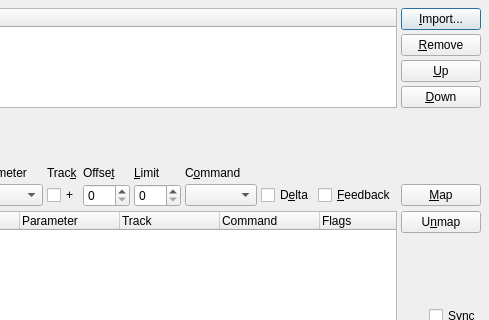
Before: the Qt Designer form src/qtractorMidiControlForm.ui in rncbc/qtractor, drawn with Qt 5; both pictures show x 189 to 678 and y 0 to 320 of the 678 by 480 pixel window.
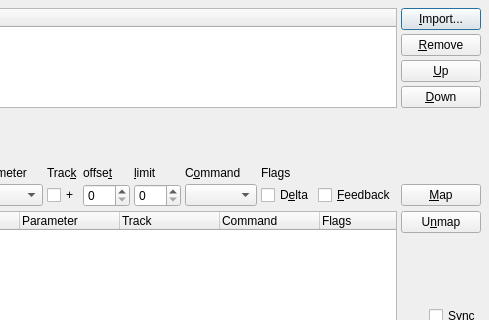
After: the same form once the commit is applied. Icons and pictures are not drawn.

Commit message: - [midicontrolx] Added delta aka. momentary/encoded support to generic MIDI Controllers operation process.

The edit to the form file:
```diff
--- a/src/qtractorMidiControlForm.ui
+++ b/src/qtractorMidiControlForm.ui
@@ -173,7 +173,7 @@
    <item row="4" column="4">
     <widget class="QLabel" name="TrackOffsetLabel">
      <property name="text">
-      <string>Offse&amp;t</string>
+      <string>offse&amp;t</string>
      </property>
      <property name="alignment">
       <set>Qt::AlignBottom|Qt::AlignLeading|Qt::AlignLeft</set>
@@ -186,7 +186,7 @@
    <item row="4" column="5">
     <widget class="QLabel" name="TrackLimitLabel">
      <property name="text">
-      <string>&amp;Limit</string>
+      <string>&amp;limit</string>
      </property>
      <property name="alignment">
       <set>Qt::AlignBottom|Qt::AlignLeading|Qt::AlignLeft</set>
@@ -210,17 +210,14 @@
     </widget>
    </item>
    <item row="4" column="7" colspan="2">
-    <spacer>
-     <property name="orientation">
-      <enum>Qt::Horizontal</enum>
+    <widget class="QLabel" name="FlagsTextLabel">
+     <property name="text">
+      <string>Flags</string>
      </property>
-     <property name="sizeHint">
-      <size>
-       <width>20</width>
-       <height>8</height>
-      </size>
+     <property name="alignment">
+      <set>Qt::AlignBottom|Qt::AlignLeading|Qt::AlignLeft</set>
      </property>
-    </spacer>
+    </widget>
    </item>
    <item row="4" column="9" colspan="2">
     <spacer>
```
Left out of the diff: 6 changed lines with no effect on the pictures. The commit also changes 3 other files.
